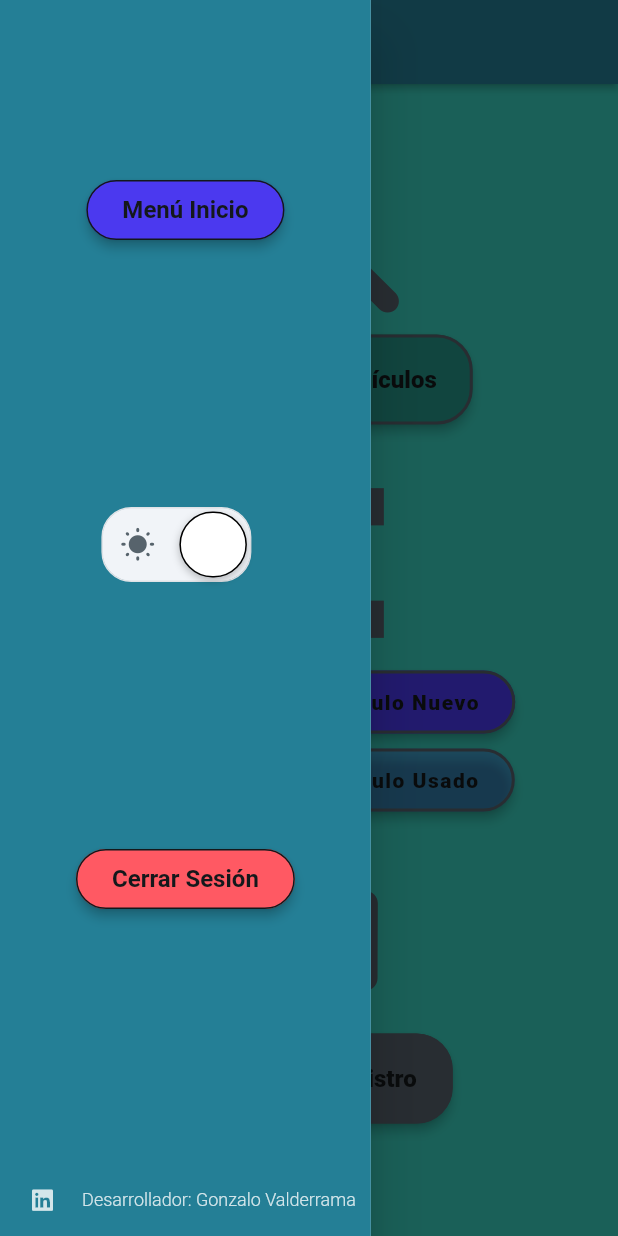
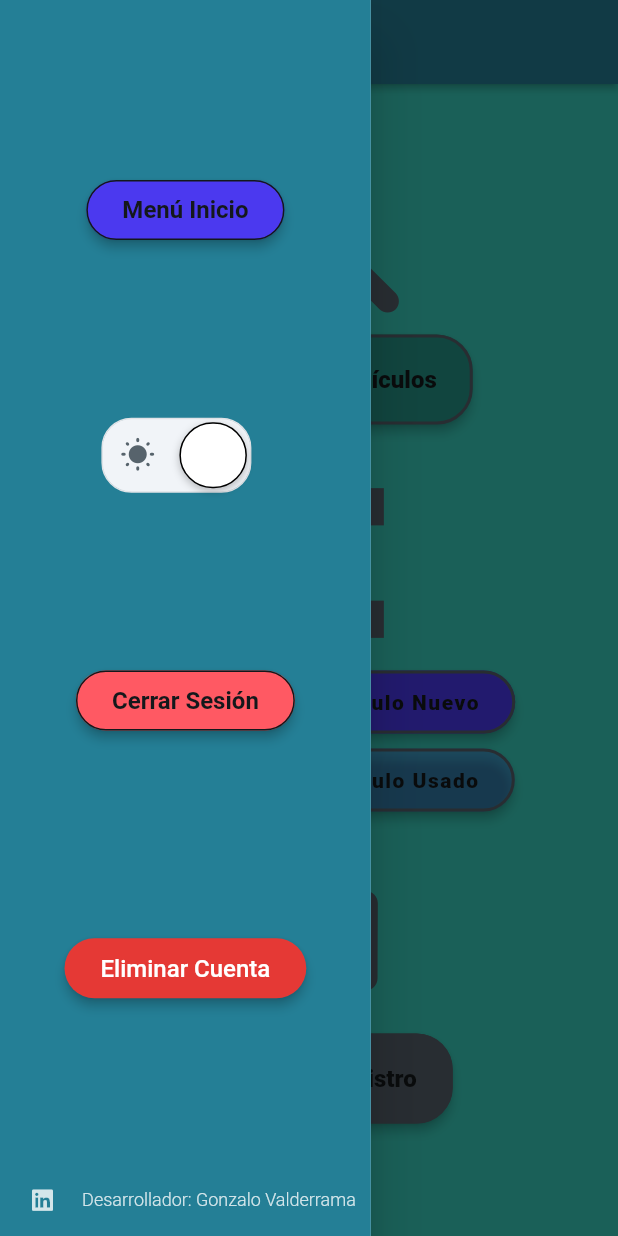
Before and after one commit to GGVALDERRAMA/inventario-vehiculos-suzuval, a Flutter app: the screen it shows once a user with an empty profile is signed in, with the side drawer open, on a phone screen of 412 x 824 dp. Run offline on Flutter 3.47's test engine with Material 3 defaults, Android fonts, the phone set to English and light mode, and no system bars; drawn by our look-alikes of auto_size_text; our stand-ins replace cloud_firestore, dropdown_button2, firebase_auth, firebase_core, flutter_animate, font_awesome_flutter and 10 more; missing offline and left inert: flutter_barcode_scanner, json_path; accounts and stored records are empty; Roboto replaces fonts that are missing (Readex Pro).

Commit message:
Bump version to 5.1.2+13 and fix Apple requirements

```diff
--- a/lib/pages/home/home_widget.dart
+++ b/lib/pages/home/home_widget.dart
@@ -324,6 +324,65 @@ class _HomeWidgetState extends State<HomeWidget> with TickerProviderStateMixin {
                                 width: 1.0,
                               ),
                               borderRadius: BorderRadius.circular(24.0),
+                            ),
+                          ),
+                      ),
+                    ],
+                  ),
+                  Row(
+                    mainAxisSize: MainAxisSize.max,
+                    children: [
+                      Flexible(
+                        child: Align(
+                          alignment: AlignmentDirectional(0.0, 0.7),
+                          child: Padding(
+                            padding: EdgeInsetsDirectional.fromSTEB(0.0, 20.0, 0.0, 0.0),
+                            child: FFButtonWidget(
+                              onPressed: () async {
+                                var confirmDialogResponse = await showDialog<bool>(
+                                  context: context,
+                                  builder: (alertDialogContext) {
+                                    return AlertDialog(
+                                      title: Text('Eliminar Cuenta'),
+                                      content: Text('¿Estás seguro de que deseas eliminar tu cuenta permanentemente? Esta acción no se puede deshacer.'),
+                                      actions: [
+                                        TextButton(
+                                          onPressed: () => Navigator.pop(alertDialogContext, false),
+                                          child: Text('Cancelar'),
+                                        ),
+                                        TextButton(
+                                          onPressed: () => Navigator.pop(alertDialogContext, true),
+                                          child: Text('Eliminar', style: TextStyle(color: Colors.red)),
+                                        ),
+                                      ],
+                                    );
+                                  },
+                                ) ?? false;
+                                if (confirmDialogResponse) {
+                                  await authManager.deleteUser(context);
+                                  GoRouter.of(context).clearRedirectLocation();
+                                  context.goNamedAuth(LoginWidget.routeName, context.mounted);
+                                }
+                              },
+                              text: 'Eliminar Cuenta',
+                              options: FFButtonOptions(
+                                height: 40.0,
+                                padding: EdgeInsetsDirectional.fromSTEB(24.0, 0.0, 24.0, 0.0),
+                                iconPadding: EdgeInsetsDirectional.fromSTEB(0.0, 0.0, 0.0, 0.0),
+                                color: Color(0xFFE53935), // Rojo
+                                textStyle: FlutterFlowTheme.of(context).titleSmall.override(
+                                      font: GoogleFonts.readexPro(
+                                        fontWeight: FontWeight.w600,
+                                      ),
+                                      color: Colors.white,
+                                    ),
+                                elevation: 3.0,
+                                borderSide: BorderSide(
+                                  color: Colors.transparent,
+                                  width: 1.0,
+                                ),
+                                borderRadius: BorderRadius.circular(24.0),
+                              ),
                             ),
                           ),
                         ),
--- a/pubspec.yaml
+++ b/pubspec.yaml
@@ -15,7 +15,7 @@ publish_to: 'none' # Remove this line if you wish to publish to pub.dev
 # In iOS, build-name is used as CFBundleShortVersionString while build-number used as CFBundleVersion.
 # Read more about iOS versioning at
 # https://developer.apple.com/library/archive/documentation/General/Reference/InfoPlistKeyReference/Articles/CoreFoundationKeys.html
-version: 5.1.1+12
+version: 5.1.2+13
 
 environment:
   sdk: ">=3.0.0 <4.0.0"
```
Also changed, not shown: 1 other file.
